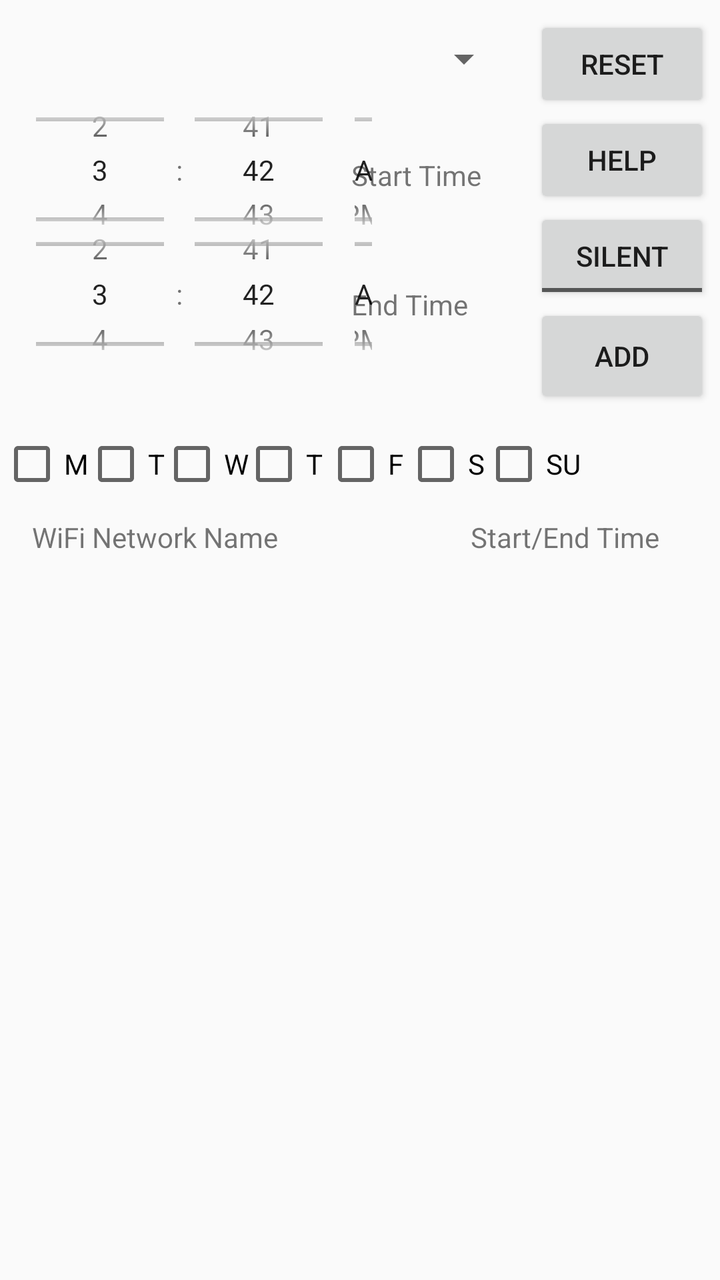
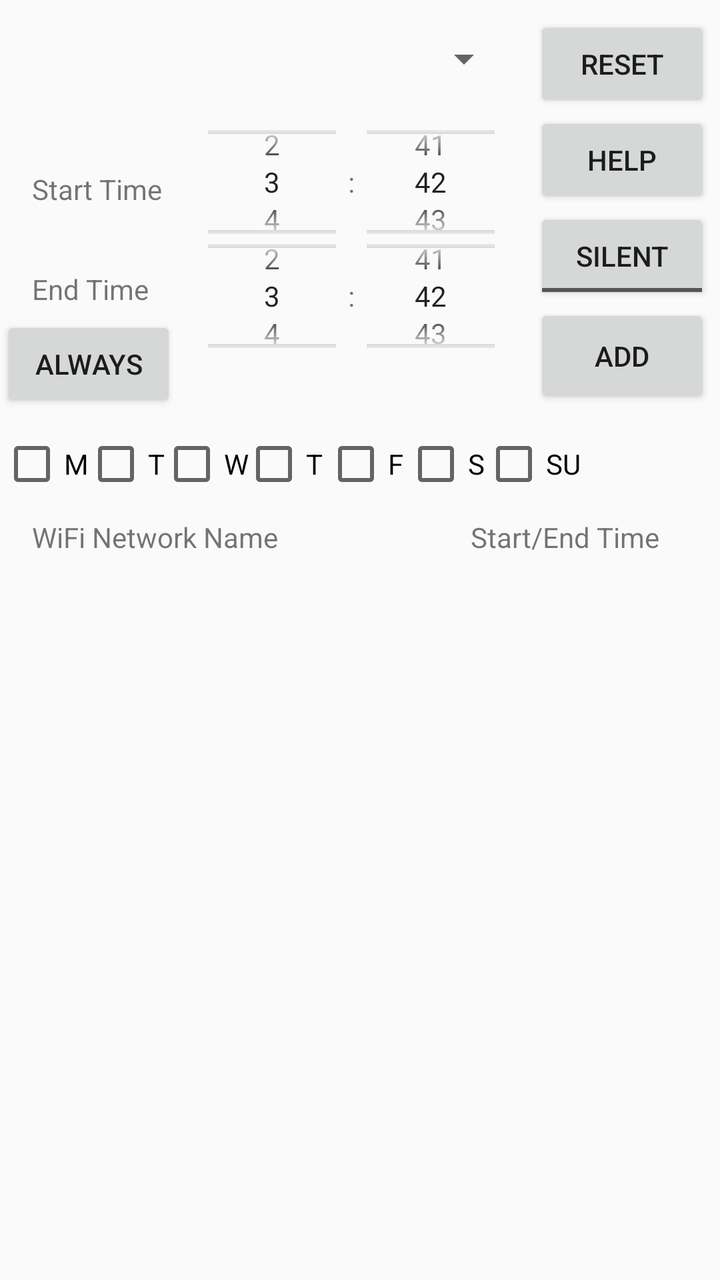

Compare the two renders of this Android layout. The source of the first and the diff that turns it into the second are given below.
<!-- AndroidManifest.xml: application theme AppTheme -->
<!-- res/layout/activity_main.xml -->
<?xml version="1.0" encoding="utf-8"?>
<android.support.constraint.ConstraintLayout xmlns:android="http://schemas.android.com/apk/res/android"
    xmlns:app="http://schemas.android.com/apk/res-auto"
    xmlns:tools="http://schemas.android.com/tools"
    android:layout_width="match_parent"
    android:layout_height="match_parent"
    tools:context="testapp.silencertestapp.MainActivity">


    <Button
        android:id="@+id/add"
        android:layout_width="88dp"
        android:layout_height="52dp"
        android:text="add"
        android:onClick="add"
        app:layout_constraintTop_toTopOf="parent"
        android:layout_marginTop="152dp"
        android:layout_marginRight="5dp"
        app:layout_constraintRight_toRightOf="parent"
        android:layout_marginEnd="5dp" />

    <TextView
        android:id="@+id/textView"
        android:layout_width="wrap_content"
        android:layout_height="wrap_content"
        android:text="WiFi Network Name"
        android:windowSoftInputMode="adjustPan"
        android:layout_marginLeft="16dp"
        app:layout_constraintLeft_toLeftOf="parent"
        android:layout_marginStart="16dp"
        tools:layout_constraintTop_creator="1"
        android:layout_marginTop="11dp"
        app:layout_constraintTop_toBottomOf="@+id/monCheckbox" />

    <TextView
        android:id="@+id/textView2"
        android:layout_width="wrap_content"
        android:layout_height="17dp"
        android:layout_marginRight="30dp"
        android:text="Start/End Time"
        app:layout_constraintRight_toRightOf="parent"
        app:layout_constraintTop_toTopOf="parent"
        android:layout_marginTop="259dp"
        android:layout_marginEnd="30dp" />

    <android.support.constraint.Guideline
        android:layout_width="wrap_content"
        android:layout_height="wrap_content"
        android:id="@+id/guideline3"
        android:orientation="vertical"
        tools:layout_editor_absoluteY="0dp"
        tools:layout_editor_absoluteX="-358dp" />

    <CheckBox
        android:id="@+id/sunCheckbox"
        android:layout_width="wrap_content"
        android:layout_height="wrap_content"
        android:text="SU"
        app:layout_constraintLeft_toLeftOf="parent"
        android:layout_marginLeft="241dp"
        app:layout_constraintTop_toTopOf="parent"
        android:layout_marginTop="216dp"
        android:layout_marginStart="241dp" />


    <CheckBox
        android:id="@+id/satCheckbox"
        android:layout_width="wrap_content"
        android:layout_height="wrap_content"
        android:text="S"
        app:layout_constraintLeft_toLeftOf="parent"
        android:layout_marginLeft="202dp"
        app:layout_constraintTop_toTopOf="parent"
        android:layout_marginTop="216dp"
        android:layout_marginStart="202dp" />

    <CheckBox
        android:id="@+id/friCheckbox"
        android:layout_width="wrap_content"
        android:layout_height="wrap_content"
        android:text="F"
        app:layout_constraintLeft_toLeftOf="parent"
        android:layout_marginLeft="162dp"
        app:layout_constraintTop_toTopOf="parent"
        android:layout_marginTop="216dp"
        android:layout_marginStart="162dp" />

    <CheckBox
        android:id="@+id/thuCheckbox"
        android:layout_width="wrap_content"
        android:layout_height="wrap_content"
        android:text="T"
        app:layout_constraintLeft_toLeftOf="parent"
        android:layout_marginLeft="121dp"
        app:layout_constraintTop_toTopOf="parent"
        android:layout_marginTop="216dp"
        android:layout_marginStart="121dp" />

    <CheckBox
        android:id="@+id/wedCheckBox"
        android:layout_width="wrap_content"
        android:layout_height="wrap_content"
        android:text="W"
        app:layout_constraintLeft_toLeftOf="parent"
        android:layout_marginLeft="80dp"
        app:layout_constraintTop_toTopOf="parent"
        android:layout_marginTop="216dp"
        android:layout_marginStart="80dp" />

    <CheckBox
        android:id="@+id/tuCheckbox"
        android:layout_width="wrap_content"
        android:layout_height="wrap_content"
        android:text="T"
        app:layout_constraintLeft_toLeftOf="parent"
        android:layout_marginLeft="42dp"
        app:layout_constraintTop_toTopOf="parent"
        android:layout_marginTop="216dp"
        android:layout_marginStart="42dp" />

    <CheckBox
        android:id="@+id/monCheckbox"
        android:layout_width="wrap_content"
        android:layout_height="wrap_content"
        android:text="M"
        app:layout_constraintLeft_toLeftOf="parent"
        app:layout_constraintTop_toTopOf="parent"
        android:layout_marginTop="216dp" />

    <TimePicker
        android:id="@+id/startPicker"
        android:layout_width="0dp"
        android:layout_height="0dp"

        android:timePickerMode="spinner"
        app:layout_constraintHorizontal_bias="0.484"
        app:layout_constraintLeft_toLeftOf="@+id/endPicker"
        app:layout_constraintRight_toRightOf="@+id/endPicker"
        tools:layout_constraintTop_creator="1"
        tools:layout_constraintRight_creator="1"
        tools:layout_constraintBottom_creator="1"
        app:layout_constraintBottom_toBottomOf="@+id/textView5"
        android:layout_marginTop="28dp"
        tools:layout_constraintLeft_creator="1"
        android:layout_marginBottom="28dp"
        app:layout_constraintTop_toTopOf="@+id/resetbutton" />


    <TimePicker
        android:id="@+id/endPicker"
        android:layout_width="200dp"
        android:layout_height="100dp"

        android:layout_marginTop="97dp"
        android:timePickerMode="spinner"
        app:layout_constraintHorizontal_bias="0.012"
        app:layout_constraintLeft_toLeftOf="parent"
        app:layout_constraintRight_toRightOf="parent"
        app:layout_constraintTop_toTopOf="parent" />

    <TextView
        android:id="@+id/textView4"
        android:layout_width="wrap_content"
        android:layout_height="wrap_content"
        android:text="Start Time"
        app:layout_constraintRight_toLeftOf="@+id/button"
        tools:layout_constraintRight_creator="1"
        tools:layout_constraintBottom_creator="1"
        app:layout_constraintBottom_toTopOf="@+id/endPicker"
        android:layout_marginEnd="26dp" />

    <TextView
        android:id="@+id/textView5"
        android:layout_width="wrap_content"
        android:layout_height="wrap_content"
        android:text="End Time"
        app:layout_constraintLeft_toLeftOf="@+id/textView4"
        tools:layout_constraintTop_creator="1"
        tools:layout_constraintBottom_creator="1"
        app:layout_constraintBottom_toBottomOf="@+id/mode_button"
        app:layout_constraintTop_toBottomOf="@+id/mode_button" />

    <ListView
        android:id="@+id/item_List"
        android:layout_width="0dp"
        android:layout_height="0dp"

        app:layout_constraintHorizontal_bias="0.0"
        app:layout_constraintLeft_toLeftOf="parent"
        app:layout_constraintRight_toRightOf="parent"
        tools:layout_constraintRight_creator="1"
        tools:layout_constraintLeft_creator="1"
        tools:layout_constraintTop_creator="1"
        tools:layout_constraintBottom_creator="1"
        app:layout_constraintBottom_toBottomOf="parent"
        app:layout_constraintTop_toBottomOf="@+id/textView" />

    <Button
        android:id="@+id/resetbutton"
        android:layout_width="wrap_content"
        android:layout_height="wrap_content"
        android:text="Reset"
        android:onClick="resetSystem"
        tools:layout_constraintTop_creator="1"
        tools:layout_constraintRight_creator="1"
        android:layout_marginEnd="5dp"
        app:layout_constraintRight_toRightOf="parent"
        android:layout_marginTop="8dp"
        app:layout_constraintTop_toTopOf="parent" />

    <Spinner
        android:id="@+id/wiFiSpinner"
        android:layout_width="240dp"
        android:layout_height="27dp"
        app:layout_constraintTop_toTopOf="parent"
        android:layout_marginLeft="16dp"
        app:layout_constraintLeft_toLeftOf="parent"
        android:layout_marginStart="16dp"
        android:layout_marginTop="16dp" />

    <ToggleButton
        android:id="@+id/mode_button"
        android:layout_width="wrap_content"
        android:layout_height="wrap_content"
        android:text="ToggleButton"
        android:textOff="Silent"
        android:textOn="Vibrate"
        tools:layout_constraintTop_creator="1"
        tools:layout_constraintRight_creator="1"
        app:layout_constraintRight_toRightOf="@+id/button"
        app:layout_constraintTop_toBottomOf="@+id/button"
        tools:layout_constraintLeft_creator="1"
        app:layout_constraintLeft_toLeftOf="@+id/button" />

    <Button
        android:id="@+id/button"
        android:layout_width="wrap_content"
        android:layout_height="wrap_content"
        android:text="Help"
        tools:layout_constraintTop_creator="1"
        tools:layout_constraintRight_creator="1"
        app:layout_constraintRight_toRightOf="@+id/resetbutton"
        app:layout_constraintTop_toBottomOf="@+id/resetbutton"
        tools:layout_constraintLeft_creator="1"
        app:layout_constraintLeft_toLeftOf="@+id/resetbutton"
        android:onClick="helpSection"/>

</android.support.constraint.ConstraintLayout>
<!-- resources referenced by this layout -->
<resources>
  <style name="AppTheme" parent="Theme.AppCompat.Light.DarkActionBar">
          
          <item name="colorPrimary">@color/colorPrimary</item>
          <item name="colorPrimaryDark">@color/colorPrimaryDark</item>
          <item name="colorAccent">@color/colorAccent</item>
      </style>
  <color name="colorPrimary">#3F51B5</color>
  <color name="colorPrimaryDark">#303F9F</color>
  <color name="colorAccent">#FF4081</color>
</resources>

<!-- the commit's change to res/layout/activity_main.xml (unified diff, before → after) -->
@@ -129,45 +129,40 @@
 
     <TimePicker
         android:id="@+id/startPicker"
-        android:layout_width="0dp"
-        android:layout_height="0dp"
+        android:layout_width="185dp"
+        android:layout_height="88dp"
 
         android:timePickerMode="spinner"
-        app:layout_constraintHorizontal_bias="0.484"
-        app:layout_constraintLeft_toLeftOf="@+id/endPicker"
-        app:layout_constraintRight_toRightOf="@+id/endPicker"
-        tools:layout_constraintTop_creator="1"
-        tools:layout_constraintRight_creator="1"
-        tools:layout_constraintBottom_creator="1"
-        app:layout_constraintBottom_toBottomOf="@+id/textView5"
-        android:layout_marginTop="28dp"
-        tools:layout_constraintLeft_creator="1"
-        android:layout_marginBottom="28dp"
-        app:layout_constraintTop_toTopOf="@+id/resetbutton" />
+        app:layout_constraintTop_toTopOf="parent"
+        android:layout_marginTop="47dp"
+        app:layout_constraintLeft_toLeftOf="parent"
+        app:layout_constraintRight_toRightOf="parent"
+        app:layout_constraintHorizontal_bias="0.502"
+        tools:layout_constraintRight_creator="1"
+        tools:layout_constraintLeft_creator="1" />
 
 
     <TimePicker
         android:id="@+id/endPicker"
-        android:layout_width="200dp"
-        android:layout_height="100dp"
-
-        android:layout_marginTop="97dp"
+        android:layout_width="185dp"
+        android:layout_height="88dp"
+
         android:timePickerMode="spinner"
-        app:layout_constraintHorizontal_bias="0.012"
-        app:layout_constraintLeft_toLeftOf="parent"
-        app:layout_constraintRight_toRightOf="parent"
-        app:layout_constraintTop_toTopOf="parent" />
+        app:layout_constraintLeft_toLeftOf="@+id/startPicker"
+        app:layout_constraintTop_toTopOf="parent"
+        android:layout_marginTop="104dp" />
 
     <TextView
         android:id="@+id/textView4"
         android:layout_width="wrap_content"
         android:layout_height="wrap_content"
         android:text="Start Time"
-        app:layout_constraintRight_toLeftOf="@+id/button"
-        tools:layout_constraintRight_creator="1"
         tools:layout_constraintBottom_creator="1"
         app:layout_constraintBottom_toTopOf="@+id/endPicker"
-        android:layout_marginEnd="26dp" />
+        tools:layout_constraintLeft_creator="1"
+        app:layout_constraintLeft_toLeftOf="parent"
+        android:layout_marginLeft="16dp"
+        android:layout_marginStart="16dp" />
 
     <TextView
         android:id="@+id/textView5"
@@ -175,10 +170,8 @@
         android:layout_height="wrap_content"
         android:text="End Time"
         app:layout_constraintLeft_toLeftOf="@+id/textView4"
-        tools:layout_constraintTop_creator="1"
-        tools:layout_constraintBottom_creator="1"
-        app:layout_constraintBottom_toBottomOf="@+id/mode_button"
-        app:layout_constraintTop_toBottomOf="@+id/mode_button" />
+        app:layout_constraintTop_toTopOf="parent"
+        android:layout_marginTop="135dp" />
 
     <ListView
         android:id="@+id/item_List"
@@ -199,14 +192,14 @@
         android:id="@+id/resetbutton"
         android:layout_width="wrap_content"
         android:layout_height="wrap_content"
+        android:layout_marginEnd="5dp"
+        android:layout_marginTop="8dp"
+        android:onClick="resetSystem"
         android:text="Reset"
-        android:onClick="resetSystem"
-        tools:layout_constraintTop_creator="1"
-        tools:layout_constraintRight_creator="1"
-        android:layout_marginEnd="5dp"
-        app:layout_constraintRight_toRightOf="parent"
-        android:layout_marginTop="8dp"
-        app:layout_constraintTop_toTopOf="parent" />
+        app:layout_constraintRight_toRightOf="parent"
+        app:layout_constraintTop_toTopOf="parent"
+        tools:layout_constraintRight_creator="1"
+        tools:layout_constraintTop_creator="1" />
 
     <Spinner
         android:id="@+id/wiFiSpinner"
@@ -245,4 +238,18 @@
         app:layout_constraintLeft_toLeftOf="@+id/resetbutton"
         android:onClick="helpSection"/>
 
+    <Button
+        android:id="@+id/always_button"
+        android:layout_width="wrap_content"
+        android:layout_height="wrap_content"
+        android:layout_marginTop="4dp"
+        android:text="Always"
+        app:layout_constraintLeft_toRightOf="@+id/monCheckbox"
+        app:layout_constraintRight_toRightOf="@+id/monCheckbox"
+        app:layout_constraintTop_toBottomOf="@+id/textView5"
+        tools:layout_constraintLeft_creator="1"
+        tools:layout_constraintRight_creator="1"
+        tools:layout_constraintTop_creator="1"
+        android:onClick="alwaysOn"/>
+
 </android.support.constraint.ConstraintLayout>
<!-- resource entries referenced after the edit -->
@@ -6,7 +6,7 @@
           <item name="colorPrimaryDark">@color/colorPrimaryDark</item>
           <item name="colorAccent">@color/colorAccent</item>
       </style>
-  <color name="colorPrimary">#3F51B5</color>
+  <color name="colorPrimary">#3f51b5</color>
   <color name="colorPrimaryDark">#303F9F</color>
   <color name="colorAccent">#FF4081</color>
 </resources>
